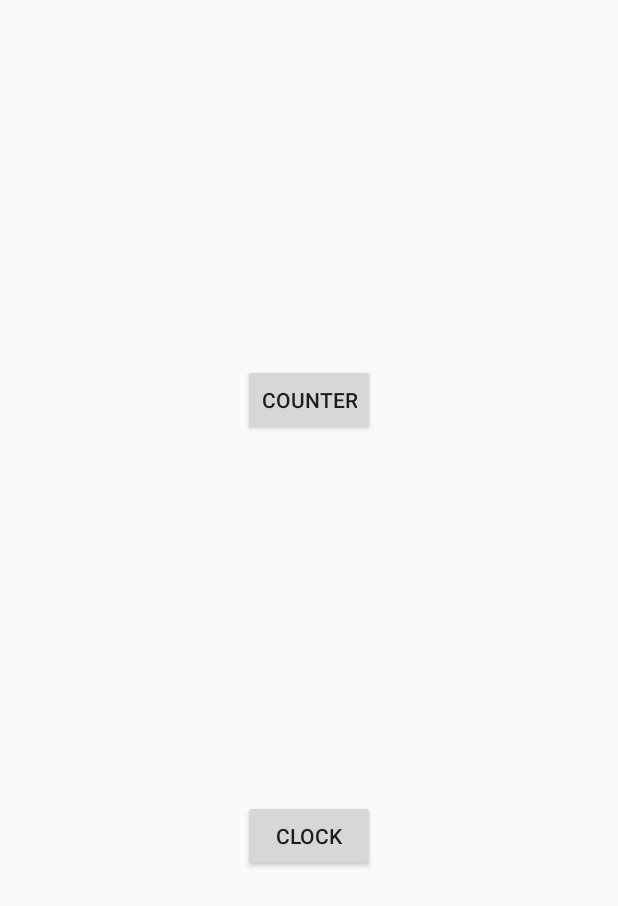
After one commit to kazufusa/CounterSample, an Android app: the layout title_fragment.xml on its own in the app's theme, with its tools: preview values and no code run, on a phone screen of 412 x 824 dp. The commit adds this screen. Shown: the top 906 px of the screen. Run offline under Robolectric (Android 15) with nearby library versions, the phone set to English and light mode, and no system bars.

Commit message:
Add top fragment

```diff
--- a/app/src/main/java/kazufusa/countersample/di/module/FragmentBuildersModule.kt
+++ b/app/src/main/java/kazufusa/countersample/di/module/FragmentBuildersModule.kt
@@ -2,11 +2,15 @@ package kazufusa.countersample.di.module
 
 import dagger.Module
 import dagger.android.ContributesAndroidInjector
+import kazufusa.countersample.ui.TitleFragment
 import kazufusa.countersample.ui.counter.CounterFragment
 
 @Suppress("unused")
 @Module
 abstract class FragmentBuildersModule {
     @ContributesAndroidInjector
-    abstract fun contributeRepoFragment(): CounterFragment
+    abstract fun contributeCounterFragment(): CounterFragment
+
+    @ContributesAndroidInjector
+    abstract fun contributeTitleFragment(): TitleFragment
 }
--- /dev/null
+++ b/app/src/main/res/layout/title_fragment.xml
@@ -0,0 +1,29 @@
+<?xml version="1.0" encoding="utf-8"?>
+<android.support.constraint.ConstraintLayout xmlns:android="http://schemas.android.com/apk/res/android"
+    xmlns:app="http://schemas.android.com/apk/res-auto"
+    xmlns:tools="http://schemas.android.com/tools"
+    android:layout_width="match_parent"
+    android:layout_height="match_parent">
+
+    <Button
+        android:id="@+id/btn_counter"
+        android:layout_width="wrap_content"
+        android:layout_height="wrap_content"
+        android:text="Counter"
+        app:layout_constraintBottom_toTopOf="@+id/btn_clock"
+        app:layout_constraintEnd_toEndOf="parent"
+        app:layout_constraintHorizontal_bias="0.5"
+        app:layout_constraintStart_toStartOf="parent"
+        app:layout_constraintTop_toTopOf="parent" />
+
+    <Button
+        android:id="@+id/btn_clock"
+        android:layout_width="wrap_content"
+        android:layout_height="wrap_content"
+        android:text="Clock"
+        app:layout_constraintBottom_toBottomOf="parent"
+        app:layout_constraintEnd_toEndOf="parent"
+        app:layout_constraintHorizontal_bias="0.5"
+        app:layout_constraintStart_toStartOf="parent"
+        app:layout_constraintTop_toBottomOf="@+id/btn_counter" />
+</android.support.constraint.ConstraintLayout>
```
Also changed, not shown: app/src/main/java/kazufusa/countersample/ui/TitleFragment.kt (added, +28 -0 lines), app/src/main/java/kazufusa/countersample/ui/counter/ClockViewModel.kt (+8 -5 lines), app/src/main/java/kazufusa/countersample/ui/counter/CounterFragment.kt (+7 -2 lines), app/src/main/res/anim/slide_in_left.xml (added, +7 -0 lines), app/src/main/res/anim/slide_in_right.xml (added, +7 -0 lines), app/src/main/res/anim/slide_out_left.xml (added, +7 -0 lines), app/src/main/res/anim/slide_out_right.xml (added, +7 -0 lines), app/src/main/res/navigation/main.xml (+15 -1 lines).
